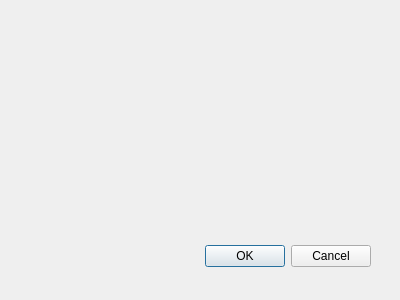
casaGeo/casaGeoTools, file qgis/casageotools_qgis/ui/SettingsDialog.ui: the form before one commit.
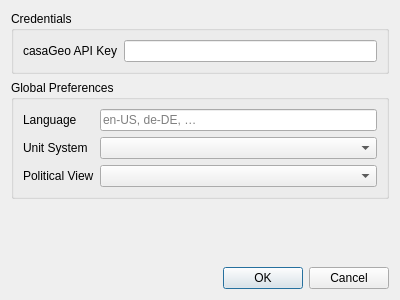
The form after the commit.

Commit message: qgis: Properly implement SettingsDialog

What changed in the file:
```diff
--- a/qgis/casageotools_qgis/ui/SettingsDialog.ui
+++ b/qgis/casageotools_qgis/ui/SettingsDialog.ui
@@ -13,22 +13,105 @@
   <property name="windowTitle">
    <string>Dialog</string>
   </property>
-  <widget class="QDialogButtonBox" name="buttonBox">
-   <property name="geometry">
-    <rect>
-     <x>30</x>
-     <y>240</y>
-     <width>341</width>
-     <height>32</height>
-    </rect>
-   </property>
-   <property name="orientation">
-    <enum>Qt::Orientation::Horizontal</enum>
-   </property>
-   <property name="standardButtons">
-    <set>QDialogButtonBox::StandardButton::Cancel|QDialogButtonBox::StandardButton::Ok</set>
-   </property>
-  </widget>
+  <layout class="QVBoxLayout" name="verticalLayout">
+   <item>
+    <widget class="QGroupBox" name="credentialsGroupBox">
+     <property name="title">
+      <string>Credentials</string>
+     </property>
+     <layout class="QFormLayout" name="formLayout">
+      <item row="0" column="0">
+       <widget class="QLabel" name="apikeyLabel">
+        <property name="text">
+         <string>casaGeo API Key</string>
+        </property>
+        <property name="buddy">
+         <cstring>apikeyLineEdit</cstring>
+        </property>
+       </widget>
+      </item>
+      <item row="0" column="1">
+       <widget class="QLineEdit" name="apikeyLineEdit"/>
+      </item>
+     </layout>
+    </widget>
+   </item>
+   <item>
+    <widget class="QGroupBox" name="preferencesGroupBox">
+     <property name="title">
+      <string>Global Preferences</string>
+     </property>
+     <layout class="QGridLayout" name="gridLayout_3">
+      <item row="1" column="0">
+       <widget class="QLabel" name="unitsPrefLabel">
+        <property name="text">
+         <string>Unit System</string>
+        </property>
+        <property name="buddy">
+         <cstring>unitsPrefComboBox</cstring>
+        </property>
+       </widget>
+      </item>
+      <item row="0" column="0">
+       <widget class="QLabel" name="languagePrefLabel">
+        <property name="text">
+         <string>Language</string>
+        </property>
+        <property name="buddy">
+         <cstring>languagePrefLineEdit</cstring>
+        </property>
+       </widget>
+      </item>
+      <item row="0" column="1">
+       <widget class="QLineEdit" name="languagePrefLineEdit">
+        <property name="placeholderText">
+         <string>en-US, de-DE, …</string>
+        </property>
+       </widget>
+      </item>
+      <item row="1" column="1">
+       <widget class="QComboBox" name="unitsPrefComboBox"/>
+      </item>
+      <item row="2" column="0">
+       <widget class="QLabel" name="politicalPrefLabel">
+        <property name="text">
+         <string>Political View</string>
+        </property>
+        <property name="buddy">
+         <cstring>politicalPrefComboBox</cstring>
+        </property>
+       </widget>
+      </item>
+      <item row="2" column="1">
+       <widget class="QComboBox" name="politicalPrefComboBox"/>
+      </item>
+     </layout>
+    </widget>
+   </item>
+   <item>
+    <spacer name="verticalSpacer">
+     <property name="orientation">
+      <enum>Qt::Orientation::Vertical</enum>
+     </property>
+     <property name="sizeHint" stdset="0">
+      <size>
+       <width>20</width>
+       <height>29</height>
+      </size>
+     </property>
+    </spacer>
+   </item>
+   <item>
+    <widget class="QDialogButtonBox" name="buttonBox">
+     <property name="orientation">
+      <enum>Qt::Orientation::Horizontal</enum>
+     </property>
+     <property name="standardButtons">
+      <set>QDialogButtonBox::StandardButton::Cancel|QDialogButtonBox::StandardButton::Ok</set>
+     </property>
+    </widget>
+   </item>
+  </layout>
  </widget>
  <resources/>
  <connections>
```
Left out of the diff: 18 changed lines with no effect on the pictures. The commit also changes 6 other files.
